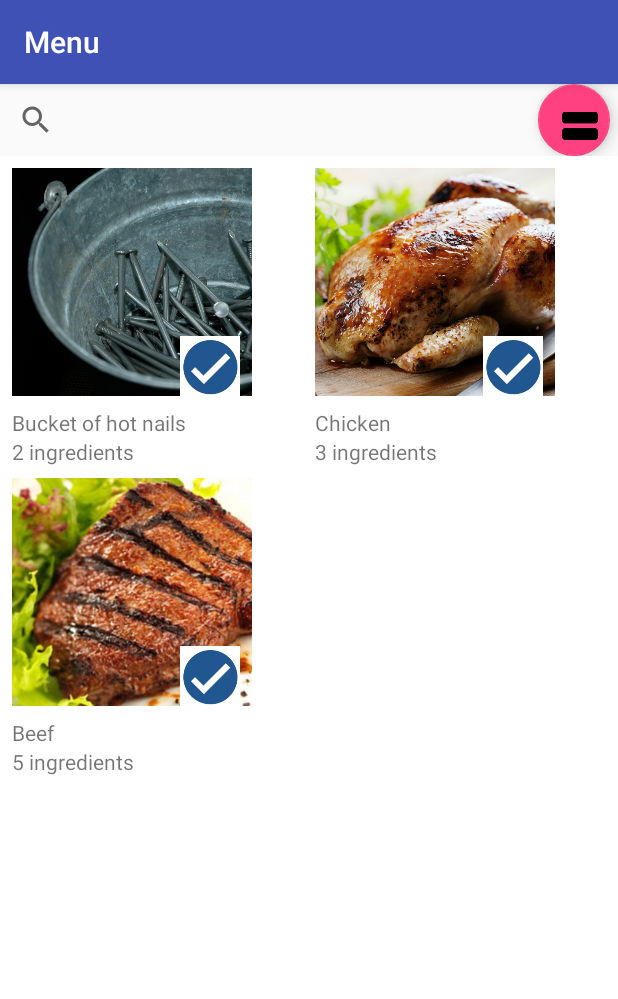
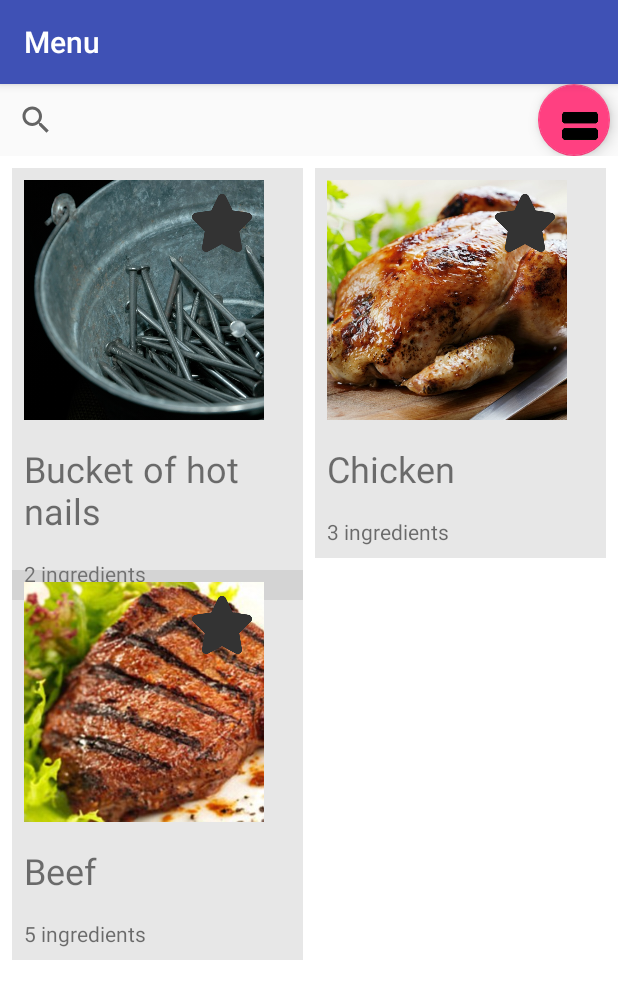
Before and after one commit to Pastornak/OrestHelloGuys, an Android app: the fragment RecyclerViewFragment placed in its activity, after a tap on an icon or button, on a phone screen of 412 x 824 dp. Shown: the top 999 px of the screen. Run offline under Robolectric (Android 15) with nearby library versions, the phone set to English and light mode, and no system bars.

Commit message:
New design on grid view (broken a bit), implemented not working searching

```diff
--- a/app/src/main/java/id_iot/orest_task/GridViewAdapter.java
+++ b/app/src/main/java/id_iot/orest_task/GridViewAdapter.java
@@ -1,36 +1,40 @@
 package id_iot.orest_task;
 
 import android.content.Context;
+import android.support.v7.widget.SearchView;
 import android.view.LayoutInflater;
 import android.view.View;
 import android.view.ViewGroup;
 import android.widget.BaseAdapter;
+import android.widget.Filterable;
 import android.widget.ImageView;
 import android.widget.TextView;
 
 import java.util.ArrayList;
+import java.util.Locale;
 
 public class GridViewAdapter extends BaseAdapter {
 
     private Context mContext;
+    Recipe recipe;
     private final ArrayList<Recipe> recipes;
     ImageView favoriteStar;
 
     public GridViewAdapter(Context c) {
         mContext = c;
-        Recipe recipe = new Recipe();
+        recipe = new Recipe();
         recipes = recipe.getRecipies();
     }
 
 
     @Override
     public long getItemId(int position) {
-        return 0;
+        return position;
     }
 
     @Override
     public Object getItem(int position) {
-        return null;
+        return recipes.get(position);
     }
 
     @Override
@@ -48,7 +52,7 @@ public class GridViewAdapter extends BaseAdapter {
         TextView recipeDetail = (TextView) convertView.findViewById(R.id.grid_detail);
         recipeName.setText(recipes.get(position).getRecipeName());
         recipeDetail.setText(recipes.get(position).getRecipeDetail());
-        favoriteStar.setImageResource(recipes.get(position).getFavorite()? R.drawable.logo3: R.drawable.logo);
+        favoriteStar.setImageResource(recipes.get(position).getFavorite()? R.drawable.favorite_checked: R.drawable.favorite_unchecked_2);
         recipePhoto.setImageResource(recipes.get(position).getRecipePhoto());
         return convertView;
     }
@@ -56,4 +60,19 @@ public class GridViewAdapter extends BaseAdapter {
     public ArrayList<Recipe> getRecipes(){
         return this.recipes;
     }
+
+    public void filter(String recipeName) {
+        recipeName = recipeName.toLowerCase(Locale.getDefault());
+        recipes.clear();
+        if (recipeName.length() == 0) {
+            recipes.addAll(recipe.getRecipies());
+        } else {
+            for (Recipe recipeIterator : recipe.getRecipies()) {
+                if (recipeIterator.getRecipeName().toLowerCase(Locale.getDefault()).contains(recipeName)) {
+                    recipes.add(recipeIterator);
+                }
+            }
+        }
+        notifyDataSetChanged();
+    }
 }
--- a/app/src/main/java/id_iot/orest_task/GridViewFragment.java
+++ b/app/src/main/java/id_iot/orest_task/GridViewFragment.java
@@ -1,10 +1,15 @@
 package id_iot.orest_task;
 
+import android.app.SearchManager;
+import android.content.Context;
 import android.os.Bundle;
 import android.support.design.widget.FloatingActionButton;
 import android.support.v4.app.Fragment;
 import android.support.v4.app.FragmentActivity;
+import android.support.v7.widget.SearchView;
 import android.view.LayoutInflater;
+import android.view.Menu;
+import android.view.MenuInflater;
 import android.view.View;
 import android.view.ViewGroup;
 import android.widget.AdapterView;
@@ -12,10 +17,12 @@ import android.widget.Button;
 import android.widget.GridView;
 import android.widget.Toast;
 
-public class GridViewFragment extends Fragment {
+public class GridViewFragment extends Fragment implements SearchView.OnQueryTextListener {
 
     GridView gridView;
     FloatingActionButton changeToCard;
+    SearchView findRecipe;
+    GridViewAdapter gridViewAdapter;
 
     @Override
     public View onCreateView(LayoutInflater inflater,
@@ -35,7 +42,7 @@ public class GridViewFragment extends Fragment {
         });
 
         gridView = (GridView) view.findViewById(R.id.gridview);
-        final GridViewAdapter gridViewAdapter = new GridViewAdapter(getContext());
+        gridViewAdapter = new GridViewAdapter(getContext());
         gridView.setAdapter( gridViewAdapter);
 
         gridView.setOnItemClickListener(new AdapterView.OnItemClickListener() {
@@ -47,6 +54,22 @@ public class GridViewFragment extends Fragment {
             }
         });
 
+        findRecipe = (SearchView) view.findViewById(R.id.searchRecipe);
+        findRecipe.setOnQueryTextListener(this);
+
         return view;
     }
+
+    @Override
+    public boolean onQueryTextSubmit(String query) {
+
+        return false;
+    }
+
+    @Override
+    public boolean onQueryTextChange(String newText) {
+        String text = newText;
+        gridViewAdapter.filter(text);
+        return false;
+    }
 }
--- a/app/src/main/java/id_iot/orest_task/MainActivity.java
+++ b/app/src/main/java/id_iot/orest_task/MainActivity.java
@@ -1,10 +1,15 @@
 package id_iot.orest_task;
 
+import android.app.SearchManager;
+import android.content.Context;
 import android.os.Bundle;
 import android.support.v4.app.Fragment;
 import android.support.v4.app.FragmentManager;
 import android.support.v4.app.FragmentTransaction;
 import android.support.v7.app.AppCompatActivity;
+import android.support.v7.widget.SearchView;
+import android.view.Menu;
+import android.view.MenuInflater;
 
 
 public class MainActivity extends AppCompatActivity {
--- a/app/src/main/java/id_iot/orest_task/RecyclerAdapter.java
+++ b/app/src/main/java/id_iot/orest_task/RecyclerAdapter.java
@@ -11,11 +11,13 @@ import android.widget.Toast;
 
 import java.util.ArrayList;
 import java.util.List;
+import java.util.Locale;
 
 
 public class RecyclerAdapter extends RecyclerView.Adapter<RecyclerAdapter.ViewHolder> {
 
     Recipe ITEM = new Recipe();
+    ArrayList<Recipe> recipes = ITEM.getRecipies();
 
     class ViewHolder extends RecyclerView.ViewHolder{
 
@@ -42,13 +44,13 @@ public class RecyclerAdapter extends RecyclerView.Adapter<RecyclerAdapter.ViewHo
 
     @Override
     public void onBindViewHolder(final ViewHolder viewHolder, int i){
-        viewHolder.itemName.setText(ITEM.getRecipies().get(i).getRecipeName());
-        viewHolder.itemDetail.setText(ITEM.getRecipies().get(i).getRecipeDetail());
-        viewHolder.itemImage.setImageResource(ITEM.getRecipies().get(i).getRecipePhoto());
+        viewHolder.itemName.setText(recipes.get(i).getRecipeName());
+        viewHolder.itemDetail.setText(recipes.get(i).getRecipeDetail());
+        viewHolder.itemImage.setImageResource(recipes.get(i).getRecipePhoto());
         viewHolder.cardView.setOnClickListener(new View.OnClickListener() {
             @Override
             public void onClick(View view) {
-                Toast.makeText(view.getContext(), ITEM.getRecipies().get(viewHolder.getAdapterPosition()).getRecipeName(), Toast.LENGTH_SHORT).show();
+                Toast.makeText(view.getContext(), recipes.get(viewHolder.getAdapterPosition()).getRecipeName(), Toast.LENGTH_SHORT).show();
             }
         });
     }
@@ -58,4 +60,19 @@ public class RecyclerAdapter extends RecyclerView.Adapter<RecyclerAdapter.ViewHo
         return ITEM.getRecipies().size();
     }
 
+
+    public void filter(String recipeName) {
+        recipeName = recipeName.toLowerCase(Locale.getDefault());
+        recipes.clear();
+        if (recipeName.length() == 0) {
+            recipes.addAll(ITEM.getRecipies());
+        } else {
+            for (Recipe recipeIterator : ITEM.getRecipies()) {
+                if (recipeIterator.getRecipeName().toLowerCase(Locale.getDefault()).contains(recipeName)) {
+                    recipes.add(recipeIterator);
+                }
+            }
+        }
+        notifyDataSetChanged();
+    }
 }
--- a/app/src/main/java/id_iot/orest_task/RecyclerViewFragment.java
+++ b/app/src/main/java/id_iot/orest_task/RecyclerViewFragment.java
@@ -16,7 +16,7 @@ import android.widget.EditText;
 import android.widget.Switch;
 import android.widget.Toast;
 
-public class RecyclerViewFragment extends Fragment{
+public class RecyclerViewFragment extends Fragment implements SearchView.OnQueryTextListener{
 
     RecyclerView recyclerView;
     RecyclerView.LayoutManager layoutManager;
@@ -50,7 +50,21 @@ public class RecyclerViewFragment extends Fragment{
         recyclerView.setAdapter(recyclerAdapter);
 
         searchRecipe = (SearchView) view.findViewById(R.id.searchRecipe);
+        searchRecipe.setOnQueryTextListener(this);
 
         return view;
     }
+
+    @Override
+    public boolean onQueryTextSubmit(String query) {
+
+        return false;
+    }
+
+    @Override
+    public boolean onQueryTextChange(String newText) {
+        String text = newText;
+        recyclerAdapter.filter(text);
+        return false;
+    }
 }
--- a/app/src/main/res/layout/grid_view_cell.xml
+++ b/app/src/main/res/layout/grid_view_cell.xml
@@ -1,7 +1,8 @@
 <?xml version="1.0" encoding="utf-8"?>
 <LinearLayout xmlns:android="http://schemas.android.com/apk/res/android"
     android:orientation="vertical" android:layout_width="wrap_content"
-    android:layout_height="wrap_content">
+    android:layout_height="wrap_content"
+    android:background="@color/colorFadingGray">
 
     <RelativeLayout
         android:layout_width="wrap_content"
@@ -14,7 +15,7 @@
             android:adjustViewBounds="true"
             android:scaleType="centerCrop"
             android:layout_gravity="center"
-            android:paddingBottom="8dp" />
+            android:layout_margin="8dp"/>
 
         <ImageView
             android:id="@+id/grid_favorite"
@@ -24,7 +25,7 @@
             android:scaleType="centerCrop"
             android:layout_gravity="center"
             android:layout_alignEnd="@id/grid_image"
-            android:layout_alignBottom="@id/grid_image"
+            android:layout_alignTop="@id/grid_image"
             android:layout_margin="8dp"/>
 
     </RelativeLayout>
@@ -34,11 +35,14 @@
     <TextView
         android:layout_width="match_parent"
         android:layout_height="wrap_content"
-        android:id="@+id/grid_name" />
+        android:id="@+id/grid_name"
+        android:textSize="24sp"
+        android:layout_margin="8dp"/>
 
     <TextView
         android:layout_width="match_parent"
         android:layout_height="wrap_content"
-        android:id="@+id/grid_detail" />
+        android:id="@+id/grid_detail"
+        android:layout_margin="8dp"/>
 
 </LinearLayout>
--- a/app/src/main/res/values/colors.xml
+++ b/app/src/main/res/values/colors.xml
@@ -6,5 +6,6 @@
     <color name="colorRed">#FF4000</color>
     <color name="colorWhite">#FFFFFF</color>
     <color name="colorTransparentBlack">#80000000</color>
+    <color name="colorFadingGray">#33888888</color>
     <color name="colorGreenBackground">#64DD17</color>
 </resources>
```
Also changed, not shown: app/src/main/res/drawable/favorite_checked.png (added), app/src/main/res/drawable/favorite_unchecked.png (added), app/src/main/res/drawable/favorite_unchecked_2.png (added).
